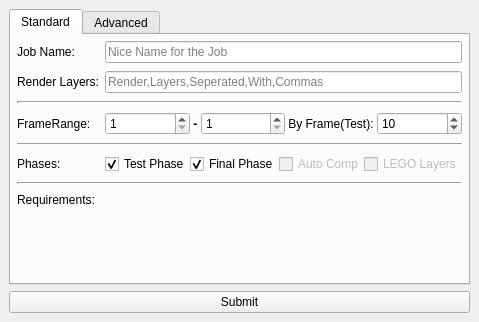
Above: Documentation/ui/UI_Submitter.ui from david2777/DPS_Hydra before the change. Below: the same form after it.
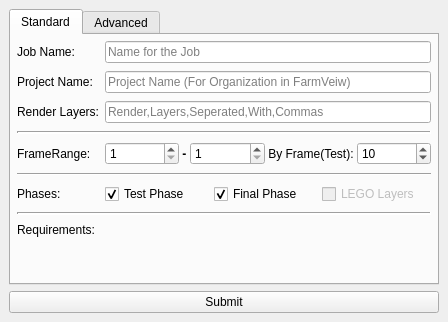
That is the form after the change.

Commit message: Rework Submitter to use new project field

What changed in the file:
```diff
--- a/Documentation/ui/UI_Submitter.ui
+++ b/Documentation/ui/UI_Submitter.ui
@@ -71,11 +71,11 @@
            <string/>
           </property>
           <property name="placeholderText">
-           <string>Nice Name for the Job</string>
+           <string>Name for the Job</string>
           </property>
          </widget>
         </item>
-        <item row="1" column="0">
+        <item row="2" column="0">
          <widget class="QLabel" name="renderLayersLabel">
           <property name="text">
            <string>Render Layers:</string>
@@ -85,14 +85,14 @@
           </property>
          </widget>
         </item>
-        <item row="1" column="1">
+        <item row="2" column="1">
          <widget class="QLineEdit" name="renderLayersLineEdit">
           <property name="placeholderText">
            <string>Render,Layers,Seperated,With,Commas</string>
           </property>
          </widget>
         </item>
-        <item row="2" column="0" colspan="2">
+        <item row="4" column="0" colspan="2">
          <widget class="Line" name="line_2">
           <property name="lineWidth">
            <number>2</number>
@@ -102,7 +102,7 @@
           </property>
          </widget>
         </item>
-        <item row="3" column="0">
+        <item row="5" column="0">
          <widget class="QLabel" name="startFrameLabel">
           <property name="text">
            <string>FrameRange:</string>
@@ -112,7 +112,7 @@
           </property>
          </widget>
         </item>
-        <item row="3" column="1">
+        <item row="5" column="1">
          <layout class="QGridLayout" name="gridLayout" columnstretch="1,0,0,0,0">
           <item row="0" column="3">
            <widget class="QLabel" name="label">
@@ -208,14 +208,14 @@
           </item>
          </layout>
         </item>
-        <item row="4" column="0" colspan="2">
+        <item row="6" column="0" colspan="2">
          <widget class="Line" name="line_6">
           <property name="orientation">
            <enum>Qt::Horizontal</enum>
           </property>
          </widget>
         </item>
-        <item row="5" column="0">
+        <item row="7" column="0">
          <widget class="QLabel" name="phasesLabel">
           <property name="text">
            <string>Phases:</string>
@@ -225,7 +225,7 @@
           </property>
          </widget>
         </item>
-        <item row="5" column="1">
+        <item row="7" column="1">
          <layout class="QHBoxLayout" name="phaseLayout">
           <item>
            <widget class="QCheckBox" name="testCheckBox">
@@ -247,16 +247,6 @@
             </property>
            </widget>
           </item>
-          <item>
-           <widget class="QCheckBox" name="autocompCheckBox">
-            <property name="enabled">
-             <bool>false</bool>
-            </property>
-            <property name="text">
-             <string>Auto Comp</string>
-            </property>
-           </widget>
-          </item>
           <item>
            <widget class="QCheckBox" name="legoLayersCheckBox">
             <property name="enabled">
@@ -269,7 +259,7 @@
           </item>
          </layout>
         </item>
-        <item row="6" column="0" colspan="2">
+        <item row="8" column="0" colspan="2">
          <widget class="Line" name="line_3">
           <property name="lineWidth">
            <number>2</number>
@@ -279,7 +269,7 @@
           </property>
          </widget>
         </item>
-        <item row="7" column="0">
+        <item row="9" column="0">
          <widget class="QLabel" name="requirementsLabel">
           <property name="text">
            <string>Requirements:</string>
@@ -289,6 +279,20 @@
         <item row="7" column="1">
          <layout class="QGridLayout" name="reqsGrid"/>
         </item>
+        <item row="1" column="0">
+         <widget class="QLabel" name="projectNameLabel">
+          <property name="text">
+           <string>Project Name:</string>
+          </property>
+         </widget>
+        </item>
+        <item row="1" column="1">
+         <widget class="QLineEdit" name="projectNameLineEdit">
+          <property name="placeholderText">
+           <string>Project Name (For Organization in FarmVeiw)</string>
+          </property>
+         </widget>
+        </item>
        </layout>
       </widget>
       <widget class="QWidget" name="tab_2">
```
Left out of the diff: 31 changed lines with no effect on the pictures. The commit also changes 4 other files.
